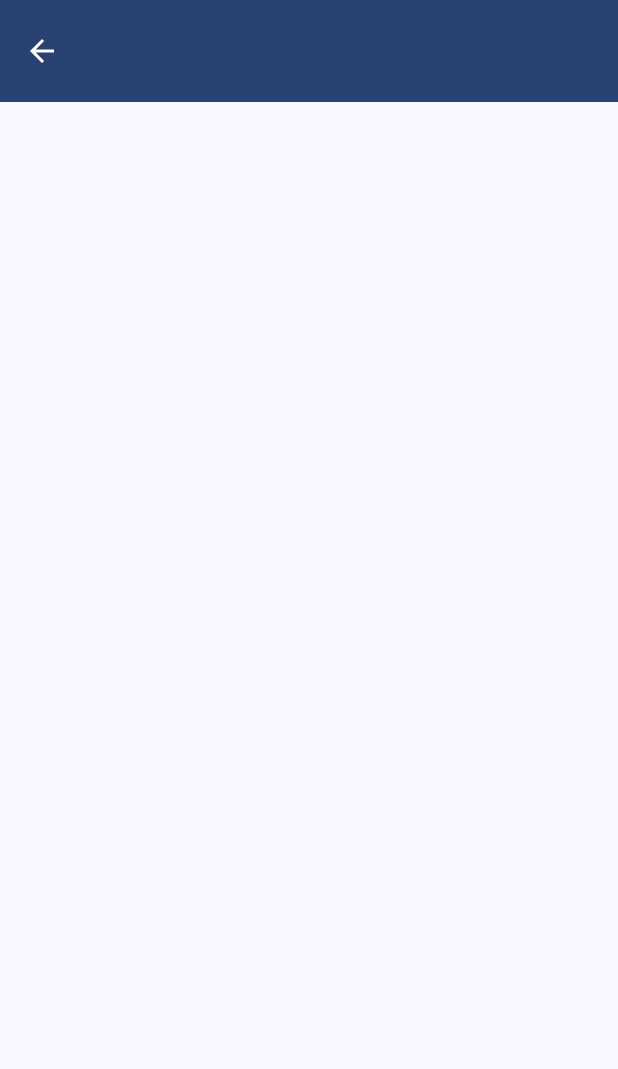
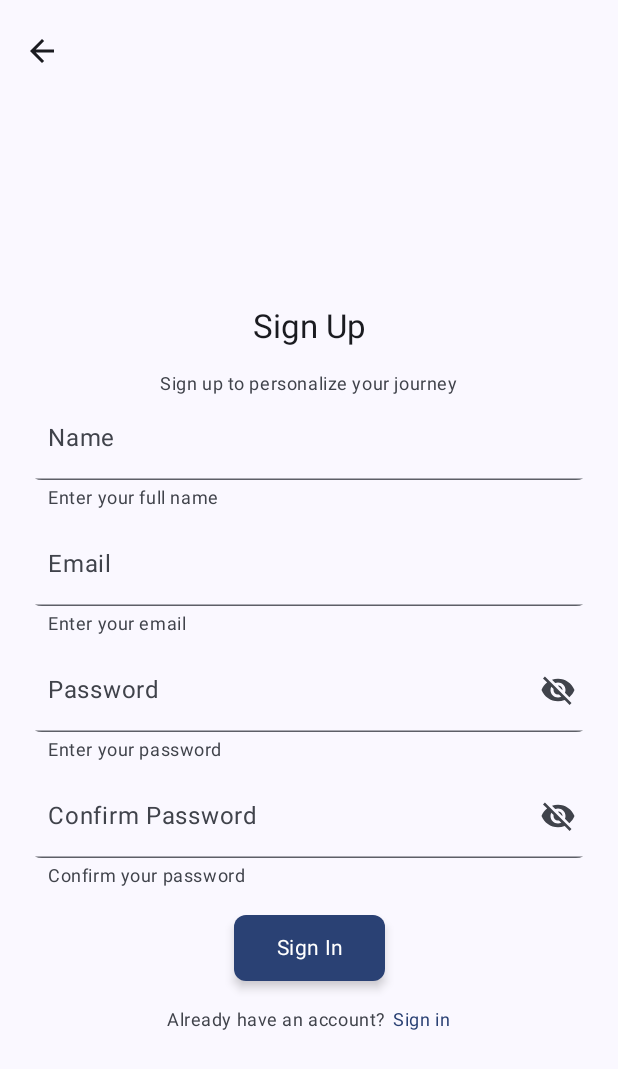
Before and after one commit to cemoner/Cinee, an Android app built with Jetpack Compose: the SignUpScreen screen opened through its navigation route, on a phone screen of 412 x 824 dp. Shown: the top 1069 px of the screen. Run offline under Robolectric (Android 15) with nearby library versions, the phone set to English and light mode, and no system bars; our stand-ins replace Dagger/Hilt's generated code.

Commit message:
move spacer to components, add pop back stack to top bar with navigation, create sign up screen user interface

```diff
--- a/app/src/main/java/com/example/cinee/component/appbar/TopAppBar.kt
+++ b/app/src/main/java/com/example/cinee/component/appbar/TopAppBar.kt
@@ -4,6 +4,7 @@ import androidx.compose.foundation.layout.Column
 import androidx.compose.foundation.layout.RowScope
 import androidx.compose.foundation.layout.WindowInsets
 import androidx.compose.material.icons.Icons
+import androidx.compose.material.icons.automirrored.filled.ArrowBack
 import androidx.compose.material.icons.filled.ArrowBack
 import androidx.compose.material.icons.filled.Menu
 import androidx.compose.material.icons.filled.Search
@@ -34,10 +35,10 @@ fun CineeTopAppBar(
     actions: @Composable RowScope.() -> Unit = {},
     colors: TopAppBarColors =
         TopAppBarDefaults.topAppBarColors(
-            containerColor = MaterialTheme.colorScheme.primary,
-            titleContentColor = MaterialTheme.colorScheme.onPrimary,
-            navigationIconContentColor = MaterialTheme.colorScheme.onPrimary,
-            actionIconContentColor = MaterialTheme.colorScheme.onPrimary,
+            containerColor = MaterialTheme.colorScheme.surface,
+            titleContentColor = MaterialTheme.colorScheme.onSurface,
+            navigationIconContentColor = MaterialTheme.colorScheme.onSurface,
+            actionIconContentColor = MaterialTheme.colorScheme.onSurface,
         ),
     scrollBehavior: TopAppBarScrollBehavior? = null,
 ) {
@@ -72,7 +73,7 @@ fun CineeTopAppBarDefaults.BackNavigationIcon(
 ) {
     IconButton(onClick = onClick) {
         Icon(
-            imageVector = Icons.Default.ArrowBack,
+            imageVector = Icons.AutoMirrored.Default.ArrowBack,
             contentDescription = contentDescription,
         )
     }
--- a/app/src/main/java/com/example/cinee/component/input/UserNameTextField.kt
+++ b/app/src/main/java/com/example/cinee/component/input/UserNameTextField.kt
@@ -2,15 +2,10 @@ package com.example.cinee.component.input
 
 import androidx.compose.foundation.layout.fillMaxWidth
 import androidx.compose.foundation.text.KeyboardOptions
-import androidx.compose.material.icons.Icons
-import androidx.compose.material.icons.filled.Person
-import androidx.compose.material3.Icon
 import androidx.compose.material3.MaterialTheme
-import androidx.compose.material3.OutlinedTextField
 import androidx.compose.material3.OutlinedTextFieldDefaults
 import androidx.compose.material3.Text
 import androidx.compose.material3.TextField
-import androidx.compose.material3.TextFieldDefaults
 import androidx.compose.runtime.Composable
 import androidx.compose.ui.Modifier
 import androidx.compose.ui.text.input.ImeAction
@@ -20,14 +15,15 @@ import androidx.compose.ui.tooling.preview.PreviewLightDark
 import com.example.cinee.ui.theme.CineeTheme
 
 @Composable
-fun UsernameTextField(
+fun CustomTextField(
     value: String,
     onValueChange: (String) -> Unit,
     modifier: Modifier = Modifier,
     labelText: String = "Username",
     enabled: Boolean = true,
     isError: Boolean = false,
-    supportingText: String? = null
+    supportingText: String? = null,
+    trailingIcon: @Composable (() -> Unit)? = null
 ) {
     TextField(
         value = value,
@@ -49,12 +45,7 @@ fun UsernameTextField(
             focusedTextColor = MaterialTheme.colorScheme.onSurface,
             unfocusedTextColor = MaterialTheme.colorScheme.onSurface,
         ),
-        trailingIcon = {
-            Icon(
-            imageVector = Icons.Filled.Person,
-            contentDescription = "Person"
-            )
-        }
+        trailingIcon = trailingIcon
     )
 }
 
@@ -63,7 +54,7 @@ fun UsernameTextField(
 @Composable
 fun UsernameTextFieldPreview() {
     CineeTheme {
-        UsernameTextField(
+        CustomTextField(
             value = "johndoe",
             onValueChange = {},
             supportingText = "Enter your username"
--- /dev/null
+++ b/app/src/main/java/com/example/cinee/component/spacer/Spacer.kt
@@ -0,0 +1,12 @@
+package com.example.cinee.component.spacer
+
+import androidx.compose.foundation.layout.Spacer
+import androidx.compose.foundation.layout.height
+import androidx.compose.runtime.Composable
+import androidx.compose.ui.Modifier
+import androidx.compose.ui.unit.Dp
+
+@Composable
+fun ShortcutSpacer(padding: Dp){
+    Spacer(modifier = Modifier.height(padding))
+}
--- a/app/src/main/java/com/example/cinee/feature/auth/presentation/composable/SignIn.kt
+++ b/app/src/main/java/com/example/cinee/feature/auth/presentation/composable/SignIn.kt
@@ -4,29 +4,30 @@ import androidx.compose.foundation.layout.Arrangement
 import androidx.compose.foundation.layout.Box
 import androidx.compose.foundation.layout.Column
 import androidx.compose.foundation.layout.Row
-import androidx.compose.foundation.layout.Spacer
 import androidx.compose.foundation.layout.fillMaxSize
 import androidx.compose.foundation.layout.fillMaxWidth
-import androidx.compose.foundation.layout.height
 import androidx.compose.foundation.layout.padding
+import androidx.compose.material.icons.Icons
+import androidx.compose.material.icons.filled.Person
+import androidx.compose.material3.Icon
 import androidx.compose.material3.MaterialTheme
 import androidx.compose.runtime.Composable
 import androidx.compose.ui.Alignment
 import androidx.compose.ui.Modifier
 import androidx.compose.ui.res.painterResource
-import androidx.compose.ui.unit.Dp
 import androidx.hilt.navigation.compose.hiltViewModel
 import com.example.cinee.R
 import com.example.cinee.component.button.CustomIconButton
 import com.example.cinee.component.button.PrimaryButton
+import com.example.cinee.component.input.CustomTextField
 import com.example.cinee.component.input.PasswordTextField
-import com.example.cinee.component.input.UsernameTextField
+import com.example.cinee.component.spacer.ShortcutSpacer
 import com.example.cinee.component.text.BodyText
 import com.example.cinee.component.text.ClickableText
 import com.example.cinee.component.text.HeaderText
+import com.example.cinee.feature.auth.presentation.contract.SignInContract.SideEffect
+import com.example.cinee.feature.auth.presentation.contract.SignInContract.UiAction
 import com.example.cinee.feature.auth.presentation.contract.SignInContract.UiState
-import com.example.cinee.feature.auth.presentation.contract.SignInContract.UiAction
-import com.example.cinee.feature.auth.presentation.contract.SignInContract.SideEffect
 import com.example.cinee.feature.auth.presentation.viewmodel.SignInViewModel
 import com.example.cinee.mvi.CollectSideEffect
 import com.example.cinee.mvi.unpack
@@ -90,13 +91,20 @@ fun SignInContent(
                     maxLines = 1,
                 )
                 ShortcutSpacer(Dimens.paddingLarge)
-                UsernameTextField(
+                CustomTextField(
                     value = uiState.email,
                     onValueChange = { onAction(UiAction.ChangeEmail(it)) },
                     labelText = "Email",
                     supportingText = "Enter your email",
                     enabled = uiState.isInputEnabled,
                     isError = false,
+                    trailingIcon = {
+                        Icon(
+                            imageVector = Icons.Filled.Person,
+                            contentDescription = "Person"
+                        )
+                    }
+
                 )
                 ShortcutSpacer(Dimens.paddingMedium)
                 PasswordTextField(
@@ -161,8 +169,3 @@ fun SignInContent(
         }
     }
 }
-
-@Composable
-fun ShortcutSpacer(padding:Dp){
-    Spacer(modifier = Modifier.height(padding))
-}
--- a/app/src/main/java/com/example/cinee/feature/auth/presentation/composable/SignUp.kt
+++ b/app/src/main/java/com/example/cinee/feature/auth/presentation/composable/SignUp.kt
@@ -1,13 +1,28 @@
 package com.example.cinee.feature.auth.presentation.composable
 
+import androidx.compose.foundation.layout.Arrangement
+import androidx.compose.foundation.layout.Column
+import androidx.compose.foundation.layout.fillMaxSize
+import androidx.compose.foundation.layout.padding
+import androidx.compose.material3.MaterialTheme
 import androidx.compose.runtime.Composable
+import androidx.compose.ui.Alignment
+import androidx.compose.ui.Modifier
 import androidx.hilt.navigation.compose.hiltViewModel
+import com.example.cinee.component.button.PrimaryButton
+import com.example.cinee.component.input.CustomTextField
+import com.example.cinee.component.input.PasswordTextField
+import com.example.cinee.component.spacer.ShortcutSpacer
+import com.example.cinee.component.text.BodyText
+import com.example.cinee.component.text.ClickableText
+import com.example.cinee.component.text.HeaderText
+import com.example.cinee.feature.auth.presentation.contract.SignUpContract.SideEffect
+import com.example.cinee.feature.auth.presentation.contract.SignUpContract.UiAction
+import com.example.cinee.feature.auth.presentation.contract.SignUpContract.UiState
 import com.example.cinee.feature.auth.presentation.viewmodel.SignUpViewModel
-import com.example.cinee.feature.auth.presentation.contract.SignUpContract.UiAction
-import com.example.cinee.feature.auth.presentation.contract.SignUpContract.SideEffect
-import com.example.cinee.feature.auth.presentation.contract.SignUpContract.UiState
 import com.example.cinee.mvi.CollectSideEffect
 import com.example.cinee.mvi.unpack
+import com.example.cinee.ui.theme.Dimens
 import kotlinx.coroutines.flow.Flow
 
 @Composable
@@ -31,4 +46,76 @@ fun SignUpContent(
             is SideEffect.NavigateToLoginScreen -> navigateToSignInScreen()
         }
     }
+
+    when(uiState) {
+        is UiState.Error -> TODO()
+        is UiState.Loading -> TODO()
+        is UiState.Success -> {
+            Column(
+                modifier = Modifier.fillMaxSize().padding(Dimens.paddingLarge),
+                verticalArrangement = Arrangement.Center,
+                horizontalAlignment = Alignment.CenterHorizontally
+            ) {
+                HeaderText(
+                    text = "Sign Up",
+                    style = MaterialTheme.typography.titleLarge,
+                    color = MaterialTheme.colorScheme.onBackground,
+                    maxLines = 1,
+                )
+
+                ShortcutSpacer(Dimens.paddingLarge)
+                BodyText(
+                    text = "Sign up to personalize your journey",
+                    style = MaterialTheme.typography.bodySmall,
+                    color = MaterialTheme.colorScheme.onSurfaceVariant,
+                    maxLines = 1,
+                )
+                CustomTextField(
+                    value = uiState.name,
+                    onValueChange = { onAction(UiAction.ChangeName(it)) },
+                    labelText = "Name",
+                    supportingText = "Enter your full name",
+                    enabled = uiState.isInputEnabled,
+                )
+                ShortcutSpacer(Dimens.paddingMedium)
+                CustomTextField(
+                    value = uiState.email,
+                    onValueChange = { onAction(UiAction.ChangeEmail(it)) },
+                    labelText = "Email",
+                    supportingText = "Enter your email",
+                )
+                ShortcutSpacer(Dimens.paddingMedium)
+                PasswordTextField(
+                    value = uiState.password,
+                    onValueChange = { onAction(UiAction.ChangePassword(it)) },
+                    labelText = "Password",
+                    supportingText = "Enter your password",
+                    enabled = uiState.isInputEnabled,
+                    isError = false,
+                )
+                ShortcutSpacer(Dimens.paddingMedium)
+                PasswordTextField(
+                    value = uiState.confirmPassword,
+                    onValueChange = { onAction(UiAction.ChangeConfirmPassword(it)) },
+                    labelText = "Confirm Password",
+                    supportingText = "Confirm your password",
+                    enabled = uiState.isInputEnabled,
+                    isError = false,
+                )
+                ShortcutSpacer(Dimens.paddingLarge)
+                PrimaryButton(
+                    text = "Sign In",
+                    onClick = { onAction(UiAction.Submit) },
+                    enabled = uiState.isInputEnabled,
+                )
+                ShortcutSpacer(Dimens.paddingLarge)
+                ClickableText(
+                    normalText = "Already have an account?",
+                    clickableText = "Sign in",
+                    onClick = navigateToSignInScreen,
+                    style = MaterialTheme.typography.bodySmall,
+                )
+            }
+        }
+    }
 }
--- a/app/src/main/java/com/example/cinee/feature/auth/presentation/contract/SignUpContract.kt
+++ b/app/src/main/java/com/example/cinee/feature/auth/presentation/contract/SignUpContract.kt
@@ -6,7 +6,6 @@ interface SignUpContract {
     sealed interface UiState {
         data class Success(
             val name: String,
-            val surname: String,
             val email: String,
             val password: String,
             val confirmPassword: String,
@@ -19,7 +18,6 @@ interface SignUpContract {
 
     sealed interface UiAction {
         data class ChangeName(val name: String) : UiAction
-        data class ChangeSurname(val surname: String) : UiAction
         data class ChangeEmail(val email: String) : UiAction
         data class ChangePassword(val password: String) : UiAction
         data class ChangeConfirmPassword(val confirmPassword: String) : UiAction
--- a/app/src/main/java/com/example/cinee/feature/auth/presentation/viewmodel/SignUpViewModel.kt
+++ b/app/src/main/java/com/example/cinee/feature/auth/presentation/viewmodel/SignUpViewModel.kt
@@ -16,10 +16,20 @@ class SignUpViewModel @Inject constructor(
 )
     : ViewModel(),MVI<UiState, UiAction,SideEffect> by mvi(initialUiState()) {
 
+        init {
+            updateUiState(
+                newUiState = UiState.Success(
+                    name = "",
+                    email = "",
+                    password = "",
+                    confirmPassword = "",
+                    isInputEnabled = true
+                )
+            )
+        }
     override fun onAction(uiAction: UiAction) {
         when (uiAction) {
             is UiAction.ChangeName -> changeName(uiAction.name)
-            is UiAction.ChangeSurname -> changeSurname(uiAction.surname)
             is UiAction.ChangeEmail -> changeEmail(uiAction.email)
             is UiAction.ChangePassword -> changePassword(uiAction.password)
             is UiAction.ChangeConfirmPassword -> changeConfirmPassword(uiAction.confirmPassword)
@@ -30,11 +40,6 @@ class SignUpViewModel @Inject constructor(
     fun changeName(name: String) {
         val uiState = uiState.value as UiState.Success
         updateUiState(newUiState = uiState.copy(name = name))
-    }
-
-    fun changeSurname(surname: String) {
-        val uiState = uiState.value as UiState.Success
-        updateUiState(newUiState = uiState.copy(surname = surname))
     }
 
     fun changeEmail(email: String) {
--- a/app/src/main/java/com/example/cinee/main/MainActivity.kt
+++ b/app/src/main/java/com/example/cinee/main/MainActivity.kt
@@ -28,7 +28,6 @@ import androidx.compose.runtime.Composable
 import androidx.compose.runtime.getValue
 import androidx.compose.ui.Modifier
 import androidx.compose.ui.platform.LocalContext
-import androidx.core.splashscreen.SplashScreen
 import androidx.core.splashscreen.SplashScreen.Companion.installSplashScreen
 import androidx.datastore.core.DataStore
 import androidx.datastore.dataStore
@@ -50,6 +49,7 @@ import com.example.cinee.navigation.createGraph
 import com.example.cinee.navigation.model.BottomNavigationItem
 import com.example.cinee.navigation.model.Destination
 import com.example.cinee.navigation.navigateTo
+import com.example.cinee.navigation.popBackStack
 import com.example.cinee.ui.theme.CineeTheme
 import dagger.hilt.android.AndroidEntryPoint
 
@@ -137,7 +137,7 @@ fun AppContent(
                         CineeTopAppBar(
                             navigationIcon = {
                                 CineeTopAppBarDefaults.BackNavigationIcon(
-                                    onClick = {},
+                                    onClick = { popBackStack(navController) },
                                 )
                             }
                         )
```
Also changed, not shown: app/src/main/java/com/example/cinee/component/text/ClickableText.kt (renamed from app/src/main/java/com/example/cinee/component/text/TextLink.kt).
